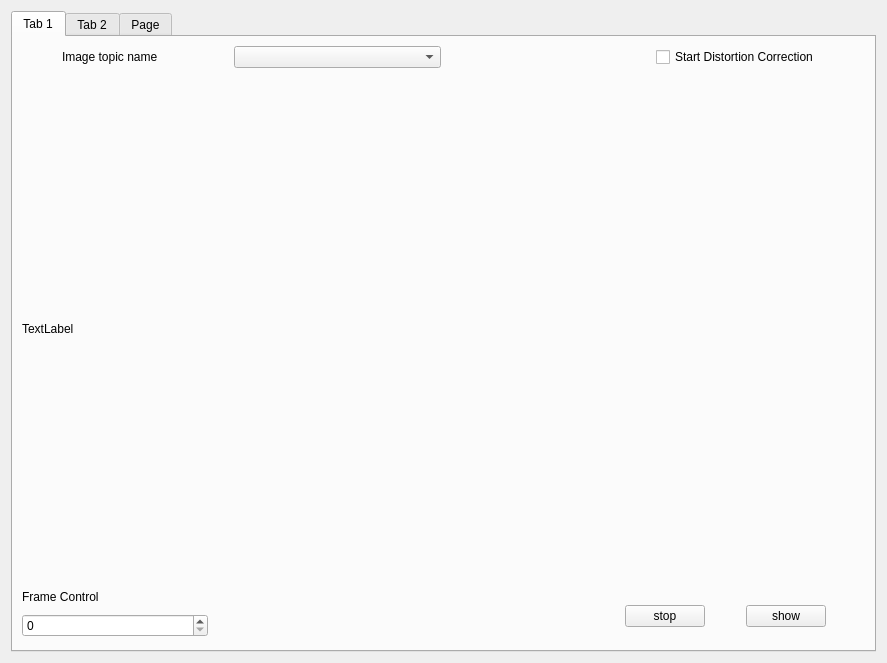
Above: rviz_calibration/src/calibration.ui from SiyuChen1/CameraLidarCalibrationTool before the change. Below: the same form after it.
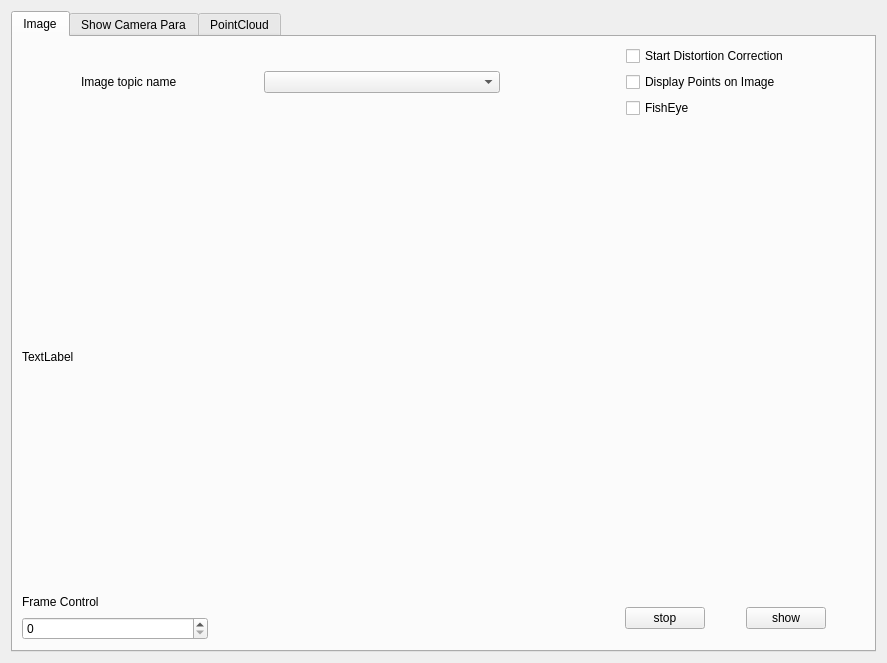
That is the form after the change. The open tabs and pages were chosen to show the change.

Diff of the .ui file:
```diff
--- a/rviz_calibration/src/calibration.ui
+++ b/rviz_calibration/src/calibration.ui
@@ -21,17 +21,15 @@
      </property>
      <widget class="QWidget" name="tab">
       <attribute name="title">
-       <string>Tab 1</string>
+       <string>Image</string>
       </attribute>
       <layout class="QHBoxLayout" name="horizontalLayout_12">
        <item>
-        <layout class="QVBoxLayout" name="verticalLayout_4" stretch="1,10,1">
+        <layout class="QVBoxLayout" name="verticalLayout_2" stretch="1,10,1">
          <item>
-          <layout class="QHBoxLayout" name="horizontalLayout_3" stretch="2,1,1">
+          <layout class="QHBoxLayout" name="horizontalLayout_3" stretch="4,1,2">
            <item>
-            <layout class="QVBoxLayout" name="verticalLayout_2">
-             <item>
-              <layout class="QHBoxLayout" name="horizontalLayout_2" stretch="0,3,1,5">
+            <layout class="QHBoxLayout" name="horizontalLayout_2" stretch="1,2,1,4">
                <item>
                 <spacer name="horizontalSpacer_7">
                  <property name="orientation">
@@ -39,8 +37,8 @@
                  </property>
                  <property name="sizeHint" stdset="0">
                   <size>
-                   <width>40</width>
-                   <height>20</height>
+                 <width>13</width>
+                 <height>24</height>
                   </size>
                  </property>
                 </spacer>
@@ -70,8 +68,6 @@
                </item>
               </layout>
              </item>
-            </layout>
-           </item>
            <item>
             <spacer name="horizontalSpacer_4">
              <property name="orientation">
@@ -86,12 +82,30 @@
             </spacer>
            </item>
            <item>
+            <layout class="QVBoxLayout" name="verticalLayout_4">
+             <item>
             <widget class="QCheckBox" name="StartRectifier">
              <property name="text">
               <string>Start Distortion Correction</string>
              </property>
             </widget>
            </item>
+             <item>
+              <widget class="QCheckBox" name="display_points_on_image">
+               <property name="text">
+                <string>Display Points on Image</string>
+               </property>
+              </widget>
+             </item>
+             <item>
+              <widget class="QCheckBox" name="is_fisheye">
+               <property name="text">
+                <string>FishEye</string>
+               </property>
+              </widget>
+             </item>
+            </layout>
+           </item>
           </layout>
          </item>
          <item>
@@ -270,7 +284,7 @@
      </widget>
      <widget class="QWidget" name="tab_2">
       <attribute name="title">
-       <string>Tab 2</string>
+       <string>Show Camera Para</string>
       </attribute>
       <layout class="QHBoxLayout" name="horizontalLayout_9">
        <item>
@@ -375,7 +389,7 @@
      </widget>
      <widget class="QWidget" name="tab_3">
       <attribute name="title">
-       <string>Page</string>
+       <string>PointCloud</string>
       </attribute>
       <widget class="QListView" name="listView_exandin">
        <property name="geometry">
```
Left out of the diff: 12 changed lines with no effect on the pictures. Lines whose indentation alone changed are shown as unchanged.
